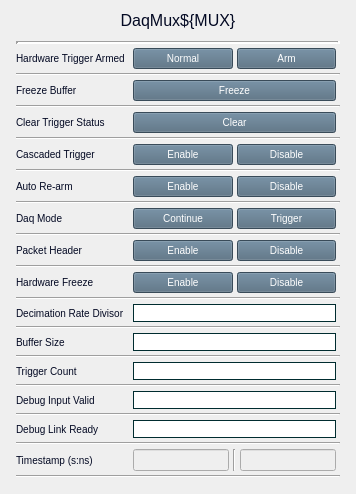
Above: daqMuxV2.ui from cristinasewell/ATCA_PyDM_Screens before the change. Below: the same form after it.
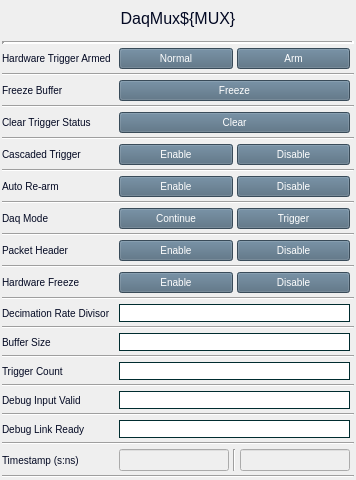
That is the form after the change. Custom widgets are drawn as their Qt base class.

Diff of the .ui file:
```diff
--- a/daqMuxV2.ui
+++ b/daqMuxV2.ui
@@ -10,6 +10,12 @@
     <height>480</height>
    </rect>
   </property>
+  <property name="sizePolicy">
+   <sizepolicy hsizetype="MinimumExpanding" vsizetype="Preferred">
+    <horstretch>0</horstretch>
+    <verstretch>0</verstretch>
+   </sizepolicy>
+  </property>
   <property name="windowTitle">
    <string>Form</string>
   </property>
@@ -17,6 +23,18 @@
    <string notr="true"/>
   </property>
   <layout class="QVBoxLayout" name="verticalLayout" stretch="0,1">
+   <property name="leftMargin">
+    <number>2</number>
+   </property>
+   <property name="topMargin">
+    <number>2</number>
+   </property>
+   <property name="rightMargin">
+    <number>2</number>
+   </property>
+   <property name="bottomMargin">
+    <number>2</number>
+   </property>
    <item>
     <widget class="QLabel" name="label_15">
      <property name="styleSheet">
@@ -37,16 +55,16 @@
    <item>
     <layout class="QGridLayout" name="gridLayout" columnstretch="0,0,0,0">
      <property name="leftMargin">
-      <number>5</number>
+      <number>0</number>
      </property>
      <property name="topMargin">
-      <number>5</number>
+      <number>0</number>
      </property>
      <property name="rightMargin">
-      <number>5</number>
+      <number>0</number>
      </property>
      <property name="bottomMargin">
-      <number>5</number>
+      <number>0</number>
      </property>
      <property name="spacing">
       <number>4</number>
```
Left out of the diff: 4 changed lines with no effect on the pictures.
